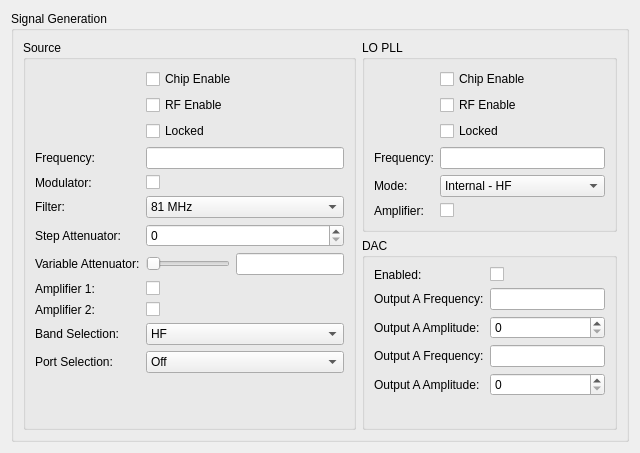
jankae/LibreVNA, file Software/PC_Application/LibreVNA-GUI/Device/LibreVNA/manualcontroldialogvfd.ui: the form before one commit.
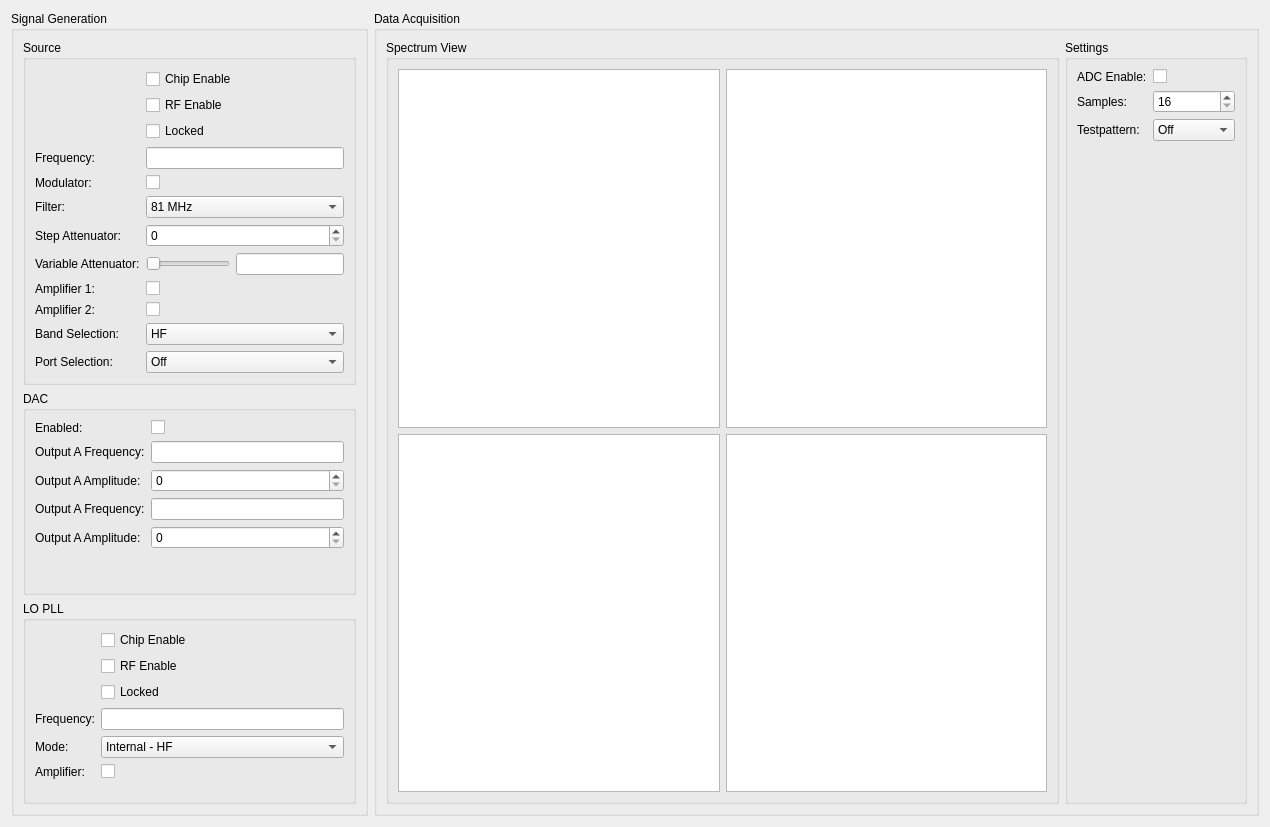
The form after the commit. Custom widgets are drawn as their Qt base class.

Commit message: WIP: ADC spectrum

The edit to the form file:
```diff
--- a/Software/PC_Application/LibreVNA-GUI/Device/LibreVNA/manualcontroldialogvfd.ui
+++ b/Software/PC_Application/LibreVNA-GUI/Device/LibreVNA/manualcontroldialogvfd.ui
@@ -9,20 +9,20 @@
    <rect>
     <x>0</x>
     <y>0</y>
-    <width>640</width>
-    <height>453</height>
+    <width>1270</width>
+    <height>827</height>
    </rect>
   </property>
   <property name="windowTitle">
    <string>Manual Control</string>
   </property>
-  <layout class="QHBoxLayout" name="horizontalLayout_2">
+  <layout class="QHBoxLayout" name="horizontalLayout" stretch="0,1">
    <item>
     <widget class="QGroupBox" name="groupBox_10">
      <property name="title">
       <string>Signal Generation</string>
      </property>
-     <layout class="QHBoxLayout" name="horizontalLayout">
+     <layout class="QVBoxLayout" name="verticalLayout">
       <item>
        <widget class="QGroupBox" name="groupBox_3">
         <property name="title">
@@ -265,7 +265,76 @@
        </widget>
       </item>
       <item>
-       <layout class="QVBoxLayout" name="verticalLayout">
+       <widget class="QGroupBox" name="groupBox">
+        <property name="title">
+         <string>DAC</string>
+        </property>
+        <layout class="QFormLayout" name="formLayout_2">
+         <item row="0" column="0">
+          <widget class="QLabel" name="label_4">
+           <property name="text">
+            <string>Enabled:</string>
+           </property>
+          </widget>
+         </item>
+         <item row="0" column="1">
+          <widget class="QCheckBox" name="DACEnable">
+           <property name="text">
+            <string/>
+           </property>
+          </widget>
+         </item>
+         <item row="1" column="0">
+          <widget class="QLabel" name="label_6">
+           <property name="text">
+            <string>Output A Frequency:</string>
+           </property>
+          </widget>
+         </item>
+         <item row="1" column="1">
+          <widget class="SIUnitEdit" name="DACFrequencyA"/>
+         </item>
+         <item row="2" column="0">
+          <widget class="QLabel" name="label_7">
+           <property name="text">
+            <string>Output A Amplitude:</string>
+           </property>
+          </widget>
+         </item>
+         <item row="2" column="1">
+          <widget class="QSpinBox" name="DACAmplitudeA">
+           <property name="maximum">
+            <number>2047</number>
+           </property>
+          </widget>
+         </item>
+         <item row="3" column="0">
+          <widget class="QLabel" name="label_8">
+           <property name="text">
+            <string>Output A Frequency:</string>
+           </property>
+          </widget>
+         </item>
+         <item row="3" column="1">
+          <widget class="SIUnitEdit" name="DACFrequencyB"/>
+         </item>
+         <item row="4" column="0">
+          <widget class="QLabel" name="label_12">
+           <property name="text">
+            <string>Output A Amplitude:</string>
+           </property>
+          </widget>
+         </item>
+         <item row="4" column="1">
+          <widget class="QSpinBox" name="DACAmplitudeB">
+           <property name="maximum">
+            <number>2047</number>
+           </property>
+          </widget>
+         </item>
+        </layout>
+       </widget>
+      </item>
         <item>
          <widget class="QGroupBox" name="groupBox_2">
           <property name="title">
@@ -349,78 +418,139 @@
           </layout>
          </widget>
         </item>
+     </layout>
+    </widget>
+   </item>
         <item>
-         <widget class="QGroupBox" name="groupBox">
+    <widget class="QGroupBox" name="groupBox_4">
           <property name="title">
-           <string>DAC</string>
-          </property>
-          <layout class="QFormLayout" name="formLayout_2">
+      <string>Data Acquisition</string>
+     </property>
+     <layout class="QHBoxLayout" name="horizontalLayout_2">
+      <item>
+       <widget class="QGroupBox" name="groupBox_6">
+        <property name="title">
+         <string>Spectrum View</string>
+        </property>
+        <layout class="QGridLayout" name="gridLayout">
            <item row="0" column="0">
-            <widget class="QLabel" name="label_4">
+          <widget class="QChartView" name="spectrumA"/>
+         </item>
+         <item row="0" column="1">
+          <widget class="QChartView" name="spectrumB"/>
+         </item>
+         <item row="1" column="0">
+          <widget class="QChartView" name="spectrumC"/>
+         </item>
+         <item row="1" column="1">
+          <widget class="QChartView" name="spectrumD"/>
+         </item>
+        </layout>
+       </widget>
+      </item>
+      <item>
+       <widget class="QGroupBox" name="groupBox_5">
+        <property name="title">
+         <string>Settings</string>
+        </property>
+        <layout class="QFormLayout" name="formLayout_3">
+         <item row="0" column="0">
+          <widget class="QLabel" name="label_18">
              <property name="text">
-              <string>Enabled:</string>
+            <string>ADC Enable:</string>
              </property>
             </widget>
            </item>
            <item row="0" column="1">
-            <widget class="QCheckBox" name="DACEnable">
+          <widget class="QCheckBox" name="ADCEnable">
              <property name="text">
               <string/>
              </property>
             </widget>
            </item>
            <item row="1" column="0">
-            <widget class="QLabel" name="label_6">
+          <widget class="QLabel" name="label_19">
              <property name="text">
-              <string>Output A Frequency:</string>
+            <string>Samples:</string>
              </property>
             </widget>
            </item>
            <item row="1" column="1">
-            <widget class="SIUnitEdit" name="DACFrequencyA"/>
+          <widget class="QSpinBox" name="ADCSamples">
+           <property name="minimum">
+            <number>16</number>
+           </property>
+           <property name="maximum">
+            <number>131072</number>
+           </property>
+           <property name="singleStep">
+            <number>16</number>
+           </property>
+          </widget>
            </item>
            <item row="2" column="0">
-            <widget class="QLabel" name="label_7">
+          <widget class="QLabel" name="label_20">
              <property name="text">
-              <string>Output A Amplitude:</string>
+            <string>Testpattern:</string>
              </property>
             </widget>
            </item>
            <item row="2" column="1">
-            <widget class="QSpinBox" name="DACAmplitudeA">
-             <property name="maximum">
-              <number>2047</number>
-             </property>
-            </widget>
+          <widget class="QComboBox" name="ADCTestPattern">
+           <item>
+            <property name="text">
+             <string>Off</string>
+            </property>
            </item>
-           <item row="3" column="0">
-            <widget class="QLabel" name="label_8">
+           <item>
              <property name="text">
-              <string>Output A Frequency:</string>
-             </property>
-            </widget>
+             <string>Zeros</string>
+            </property>
            </item>
-           <item row="3" column="1">
-            <widget class="SIUnitEdit" name="DACFrequencyB"/>
+           <item>
+            <property name="text">
+             <string>Ones</string>
+            </property>
            </item>
-           <item row="4" column="0">
-            <widget class="QLabel" name="label_12">
+           <item>
              <property name="text">
-              <string>Output A Amplitude:</string>
-             </property>
-            </widget>
+             <string>Toggle</string>
+            </property>
            </item>
-           <item row="4" column="1">
-            <widget class="QSpinBox" name="DACAmplitudeB">
-             <property name="maximum">
-              <number>2047</number>
-             </property>
-            </widget>
+           <item>
+            <property name="text">
+             <string>Ramp</string>
+            </property>
            </item>
-          </layout>
+           <item>
+            <property name="text">
+             <string>Custom</string>
+            </property>
+           </item>
+           <item>
+            <property name="text">
+             <string>Deskew</string>
+            </property>
+           </item>
+           <item>
+            <property name="text">
+             <string>Reserved</string>
+            </property>
+           </item>
+           <item>
+            <property name="text">
+             <string>PRBS</string>
+            </property>
+           </item>
+           <item>
+            <property name="text">
+             <string>Sine</string>
+            </property>
+           </item>
          </widget>
         </item>
        </layout>
+       </widget>
       </item>
      </layout>
     </widget>
@@ -433,6 +563,11 @@
    <extends>QLineEdit</extends>
    <header>CustomWidgets/siunitedit.h</header>
   </customwidget>
+  <customwidget>
+   <class>QChartView</class>
+   <extends>QGraphicsView</extends>
+   <header>QtCharts</header>
+  </customwidget>
  </customwidgets>
  <resources/>
  <connections/>
```
Lines whose indentation alone changed are shown as unchanged. The commit also changes 8 other files.
